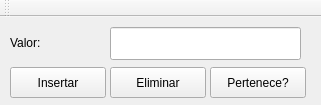
Before: the Qt Designer form MainWindow.ui in JairFrancesco/ArbolAVL, drawn with Qt 5.
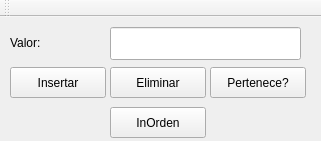
After: the same form once the commit is applied.

What changed in the file:
```diff
--- a/MainWindow.ui
+++ b/MainWindow.ui
@@ -7,7 +7,7 @@
     <x>0</x>
     <y>0</y>
     <width>321</width>
-    <height>105</height>
+    <height>141</height>
    </rect>
   </property>
   <property name="windowTitle">
@@ -76,6 +76,19 @@
      <string>Pertenece?</string>
     </property>
    </widget>
+   <widget class="QPushButton" name="pushButton_4">
+    <property name="geometry">
+     <rect>
+      <x>110</x>
+      <y>90</y>
+      <width>96</width>
+      <height>31</height>
+     </rect>
+    </property>
+    <property name="text">
+     <string>InOrden</string>
+    </property>
+   </widget>
   </widget>
   <widget class="QToolBar" name="mainToolBar">
    <attribute name="toolBarArea">
```
